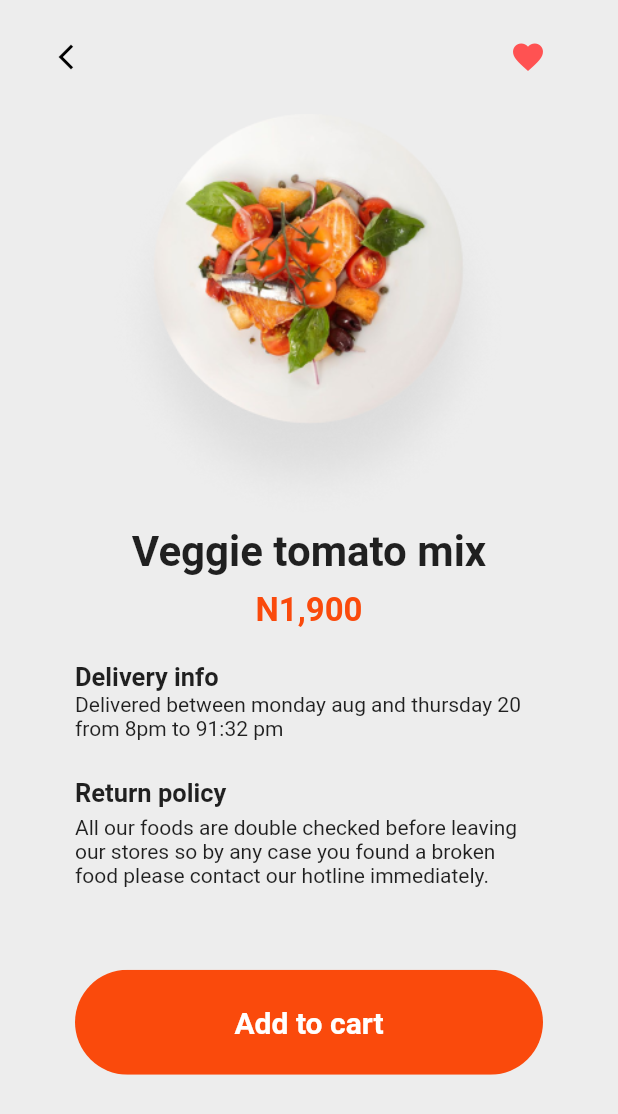
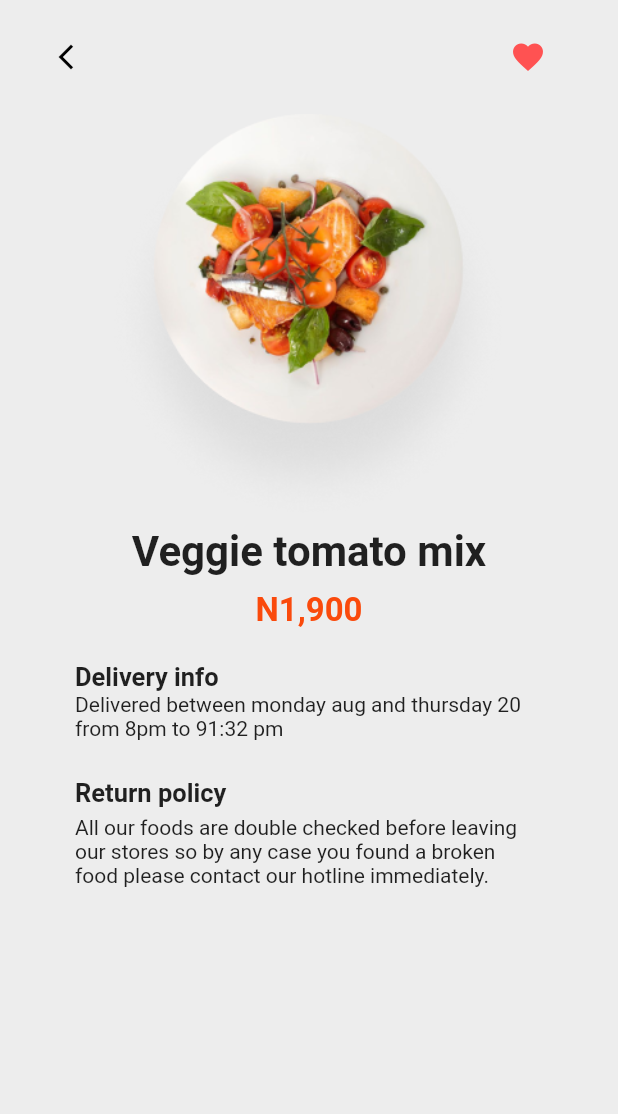
Before and after one commit to raiszidane95/Exercise---Login-Screen-, a Flutter app: the DetailProductScreen screen opened directly, on a phone screen of 412 x 824 dp. Shown: the top 1114 px of the screen. Run offline on Flutter 3.47's test engine with Material 2 defaults, Android fonts, the phone set to English and light mode, and no system bars; our stand-ins replace flutter_slidable, flutter_svg, gap; missing offline and left inert: shrink_sidemenu; Roboto replaces fonts that are missing (SF Pro).

Commit message:
Remove CTA button

```diff
--- a/lib/screen/detail_product/detail_product_screen.dart
+++ b/lib/screen/detail_product/detail_product_screen.dart
@@ -124,13 +124,6 @@ class _DetailProductScreenState extends State<DetailProductScreen> {
                         child: Text(
                             'All our foods are double checked before leaving our stores so by any case you found a broken food please contact our hotline immediately.'),
                       ),
-                      Padding(
-                        padding: const EdgeInsets.only(bottom: 20),
-                        child: Ctabutton(
-                          textTitle: 'Add to cart',
-                          navigationDestination: Cart_Screen(),
-                        ),
-                      )
                     ],
                   ),
                 )
```
